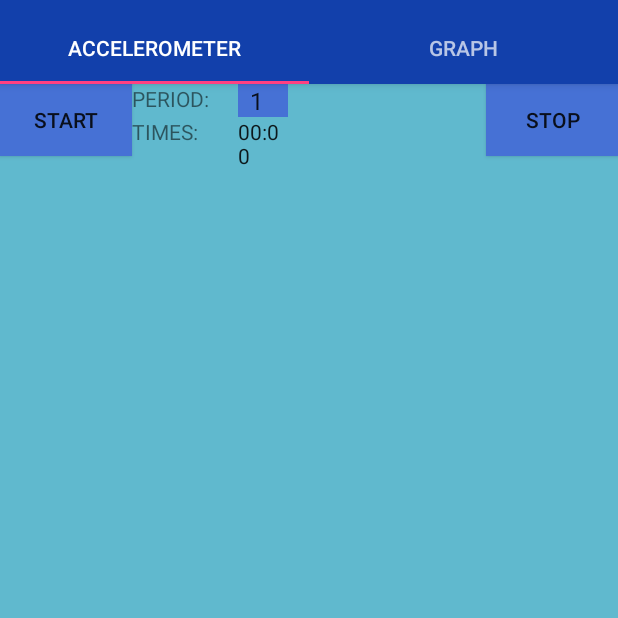
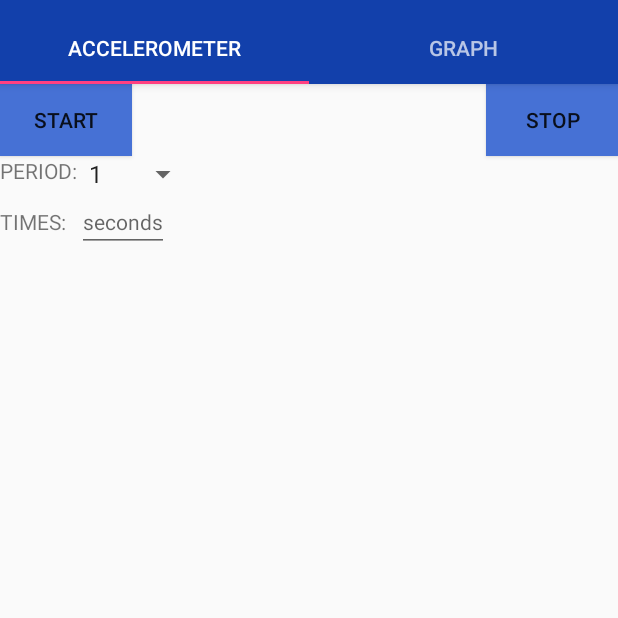
Before and after one commit to Orishkevich/AccelerometerApp, an Android app: the AccelerometerFragment screen opened directly, with no data from a screen before it, on a phone screen of 412 x 824 dp, the top half of it. Run offline under Robolectric (Android 15) with nearby library versions, the phone set to English and light mode, and no system bars; our stand-ins replace Firebase (no records; nobody signed in at launch, a user with empty details on screens opened directly); libraries missing offline, so code that uses them is left out: com.jjoe64.graphview; 1 statement that could not run was skipped.

Commit message:
пытаюсь реализовать период запуска

```diff
--- a/app/src/main/java/com/orishkevich/accelerometerapp/fragment/AccelerometerFragment.java
+++ b/app/src/main/java/com/orishkevich/accelerometerapp/fragment/AccelerometerFragment.java
@@ -16,6 +16,7 @@ import android.view.LayoutInflater;
 import android.view.View;
 import android.view.ViewGroup;
 import android.widget.Button;
+import android.widget.EditText;
 import android.widget.Spinner;
 import android.widget.Toast;
 
@@ -58,6 +59,8 @@ public class AccelerometerFragment extends Fragment {
     private Intent intent;
     private ServiceAccel myService;
     private BroadcastReceiver br;
+    private EditText editTextTimes;
+    private int period;
 
     private DatabaseReference mSimpleFirechatDatabaseReference;
 
@@ -129,7 +132,7 @@ public class AccelerometerFragment extends Fragment {
         btnStart = (Button) getActivity().findViewById(R.id.button_start);
         btnStop = (Button) getActivity().findViewById(R.id.button_stop);
         spinner = (Spinner)getActivity().findViewById(R.id.spinner);
-
+        editTextTimes = (EditText)getActivity().findViewById(R.id.times);
         // adapterSet();//создание списка
         btnStart.setOnClickListener(new View.OnClickListener() {
 
@@ -137,7 +140,12 @@ public class AccelerometerFragment extends Fragment {
                 if (bound == false) {
                     bound = true;
                     time = Integer.parseInt(spinner.getSelectedItem().toString());
-                    getActivity().startService(new Intent(getActivity(), ServiceAccel.class).putExtra("time", time*1000));
+                    period=Integer.parseInt(editTextTimes.getText().toString());
+                    Intent intent=new Intent(getActivity(), ServiceAccel.class);
+                    intent.putExtra("time", time*1000);
+                    intent.putExtra("period", period*1000);
+                    getActivity().startService(intent);
+
                     Log.d("AccelerometerFragment", "Start: " + sdf.format(System.currentTimeMillis()));
                 } else
                     Toast.makeText(getActivity(), "Служба уже запущенна", Toast.LENGTH_SHORT).show();
--- a/app/src/main/res/layout/fragment_accelerometer.xml
+++ b/app/src/main/res/layout/fragment_accelerometer.xml
@@ -3,7 +3,7 @@
     android:layout_width="match_parent"
     android:layout_height="match_parent"
     tools:context="com.orishkevich.accelerometerapp.fragment.AccelerometerFragment"
-    android:background="@color/blue_light">
+   >
 
     <!-- TODO: Update blank fragment layout -->
 
@@ -11,9 +11,11 @@
         android:id="@+id/my_recycler_view"
         android:layout_width="match_parent"
         android:layout_height="wrap_content"
-        android:layout_toRightOf="@+id/tvText"
-        android:layout_toEndOf="@+id/tvText"
-        android:layout_below="@+id/button_start" />
+
+        android:layout_marginTop="20dp"
+        android:layout_below="@+id/times"
+        android:layout_toRightOf="@+id/sendButton"
+        android:layout_toEndOf="@+id/sendButton" />
 
     <Button
         android:id="@+id/button_start"
@@ -22,8 +24,7 @@
         android:background="@color/blue"
         android:text="@string/start"
         android:layout_alignParentTop="true"
-        android:layout_toRightOf="@+id/tvText"
-        android:layout_toEndOf="@+id/tvText" />
+        />
 
     <Button
         android:id="@+id/button_stop"
@@ -31,7 +32,7 @@
         android:layout_height="wrap_content"
         android:background="@color/blue"
         android:text="@string/stop"
-        android:layout_below="@+id/sendButton"
+        android:layout_alignParentTop="true"
         android:layout_alignParentRight="true"
         android:layout_alignParentEnd="true" />
 
@@ -47,43 +48,45 @@
 
     <Spinner
         android:id="@+id/spinner"
+
         android:layout_width="wrap_content"
         android:layout_height="wrap_content"
-        android:background="@color/blue"
+
         android:entries="@array/times_list"
-        android:layout_alignParentTop="true"
-        android:layout_toRightOf="@+id/textView2"
-        android:layout_toEndOf="@+id/textView2"
-        android:layout_marginLeft="19dp"
-        android:layout_marginStart="19dp" />
+        android:layout_below="@+id/button_start"
+        android:layout_toRightOf="@+id/per"
+        android:layout_toEndOf="@+id/per" />
 
     <TextView
-        android:id="@+id/textView2"
+        android:id="@+id/per"
         android:layout_width="wrap_content"
         android:layout_height="wrap_content"
         android:text="@string/per"
-        android:layout_below="@+id/textView2"
-        android:layout_toRightOf="@+id/button_start"
-        android:layout_toEndOf="@+id/button_start" />
+
+        android:layout_alignBottom="@+id/spinner"
+        android:layout_toRightOf="@+id/sendButton"
+        android:layout_toEndOf="@+id/sendButton"
+        android:layout_alignTop="@+id/spinner" />
 
     <TextView
-        android:id="@+id/textView3"
+        android:id="@+id/times_text"
         android:layout_width="wrap_content"
         android:layout_height="wrap_content"
-        android:layout_below="@+id/spinner"
-        android:layout_toEndOf="@+id/button_start"
-        android:layout_toRightOf="@+id/button_start"
+        android:layout_alignBaseline="@+id/times"
+        android:layout_alignBottom="@+id/times"
+        android:layout_alignParentLeft="true"
+        android:layout_alignParentStart="true"
         android:text="@string/time" />
 
-    <Chronometer
-        android:id="@+id/chronometer2"
+    <EditText
+        android:id="@+id/times"
         android:layout_width="wrap_content"
         android:layout_height="wrap_content"
-        android:layout_alignLeft="@+id/spinner"
-        android:layout_alignStart="@+id/spinner"
+        android:hint="@string/times"
+        android:textSize="14sp"
         android:layout_below="@+id/spinner"
-        android:layout_alignRight="@+id/spinner"
-        android:layout_alignEnd="@+id/spinner" />
+        android:layout_toRightOf="@+id/per"
+        android:layout_toEndOf="@+id/per" />
 
 
 </RelativeLayout>
--- a/app/src/main/res/values/strings.xml
+++ b/app/src/main/res/values/strings.xml
@@ -11,6 +11,7 @@
     <string name="ref">REFRESH</string>
     <string name="per">PERIOD:</string>
     <string name="time">TIMES:</string>
+    <string name="times">seconds</string>
     <string-array name="times_list">
         <item>1</item>
         <item>2</item>
```
Also changed, not shown: app/src/main/java/com/orishkevich/accelerometerapp/service/ServiceAccel.java (+27 -7 lines).
